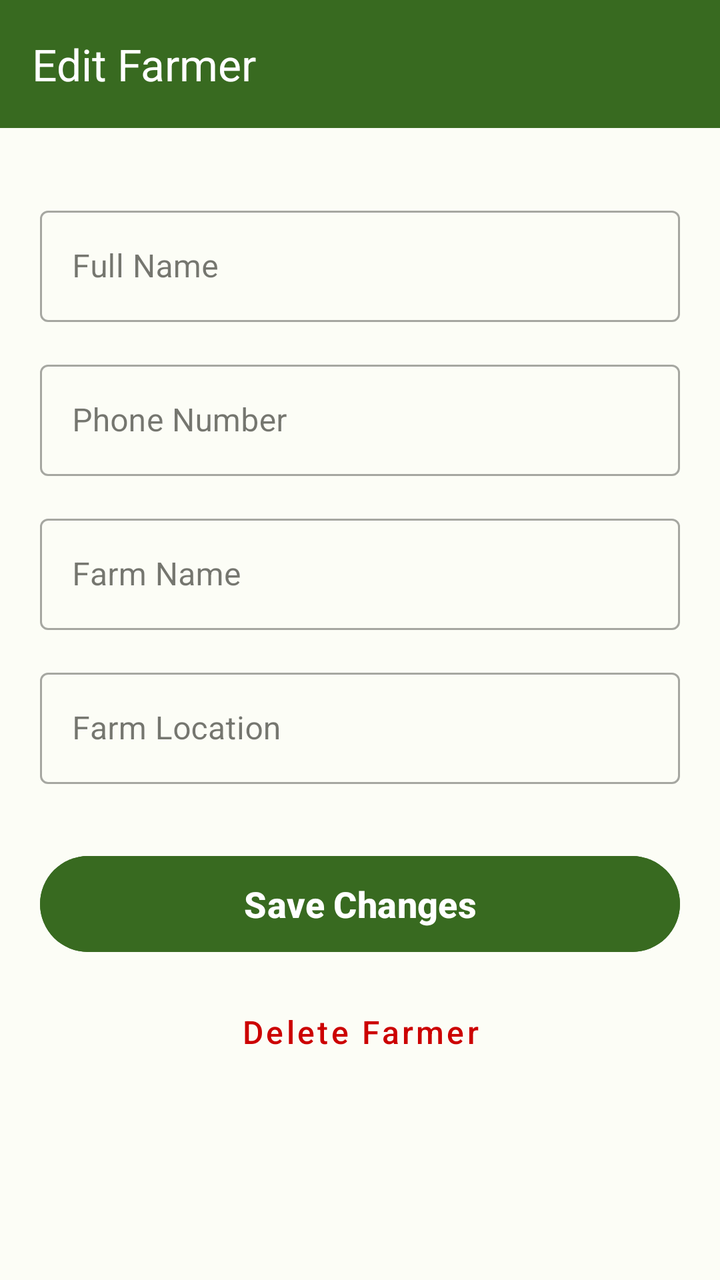
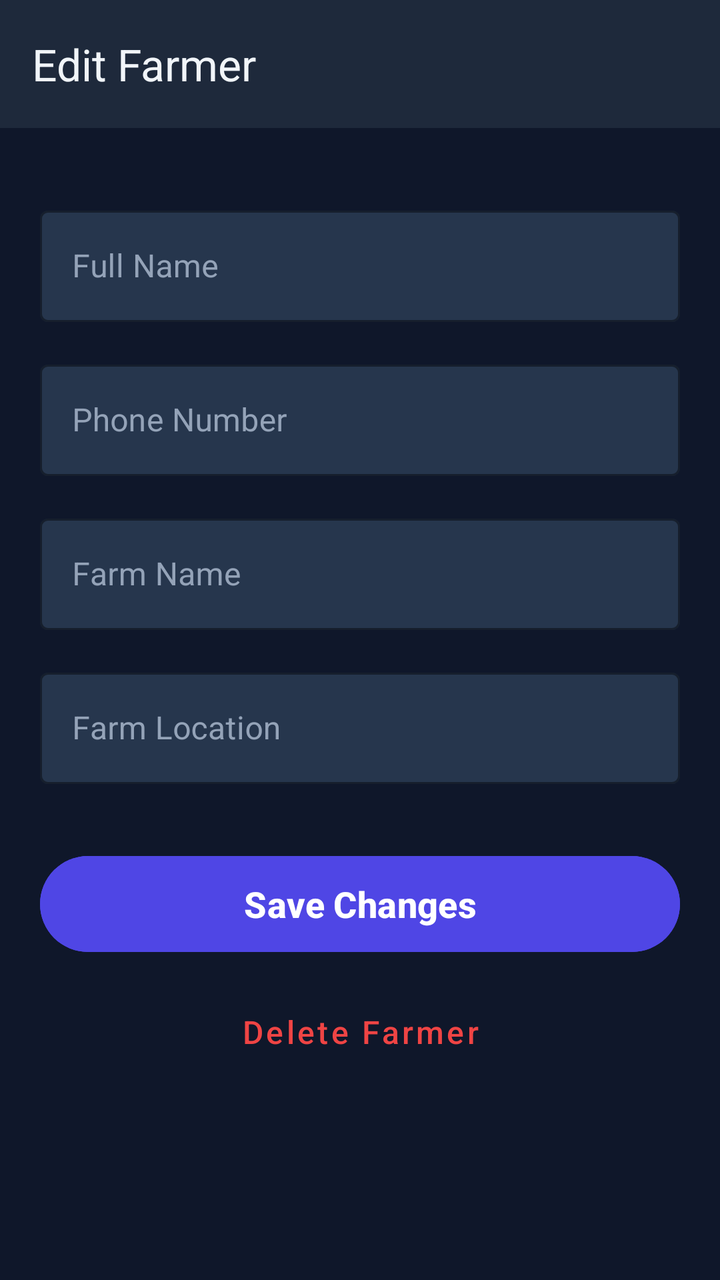

Two renders of the same Android screen: before a commit and after it. Below are the layout's source before the change and the commit's diff.
<!-- AndroidManifest.xml: application theme Theme.AgriFlow -->
<!-- res/layout/activity_edit_farmer.xml -->
<?xml version="1.0" encoding="utf-8"?>
<androidx.constraintlayout.widget.ConstraintLayout xmlns:android="http://schemas.android.com/apk/res/android"
    xmlns:app="http://schemas.android.com/apk/res-auto"
    xmlns:tools="http://schemas.android.com/tools"
    android:layout_width="match_parent"
    android:layout_height="match_parent"
    android:background="@color/light_bg"
    tools:context=".EditFarmerActivity">

    <androidx.appcompat.widget.Toolbar
        android:id="@+id/toolbar"
        android:layout_width="match_parent"
        android:layout_height="?attr/actionBarSize"
        android:background="@color/primary_green"
        app:layout_constraintTop_toTopOf="parent"
        app:title="@string/edit_farmer"
        app:titleTextColor="@color/white" />

    <ScrollView
        android:layout_width="match_parent"
        android:layout_height="0dp"
        app:layout_constraintBottom_toBottomOf="parent"
        app:layout_constraintTop_toBottomOf="@id/toolbar">

        <LinearLayout
            android:layout_width="match_parent"
            android:layout_height="wrap_content"
            android:orientation="vertical"
            android:padding="20dp">

            <com.google.android.material.textfield.TextInputLayout
                style="@style/Widget.MaterialComponents.TextInputLayout.OutlinedBox"
                android:layout_width="match_parent"
                android:layout_height="wrap_content"
                android:layout_marginTop="16dp"
                android:hint="@string/full_name">

                <com.google.android.material.textfield.TextInputEditText
                    android:id="@+id/etFullName"
                    android:layout_width="match_parent"
                    android:layout_height="wrap_content"
                    android:inputType="textPersonName" />
            </com.google.android.material.textfield.TextInputLayout>

            <com.google.android.material.textfield.TextInputLayout
                style="@style/Widget.MaterialComponents.TextInputLayout.OutlinedBox"
                android:layout_width="match_parent"
                android:layout_height="wrap_content"
                android:layout_marginTop="16dp"
                android:hint="@string/phone">

                <com.google.android.material.textfield.TextInputEditText
                    android:id="@+id/etPhone"
                    android:layout_width="match_parent"
                    android:layout_height="wrap_content"
                    android:inputType="phone" />
            </com.google.android.material.textfield.TextInputLayout>

            <com.google.android.material.textfield.TextInputLayout
                style="@style/Widget.MaterialComponents.TextInputLayout.OutlinedBox"
                android:layout_width="match_parent"
                android:layout_height="wrap_content"
                android:layout_marginTop="16dp"
                android:hint="@string/farm_name">

                <com.google.android.material.textfield.TextInputEditText
                    android:id="@+id/etFarmName"
                    android:layout_width="match_parent"
                    android:layout_height="wrap_content"
                    android:inputType="text" />
            </com.google.android.material.textfield.TextInputLayout>

            <com.google.android.material.textfield.TextInputLayout
                style="@style/Widget.MaterialComponents.TextInputLayout.OutlinedBox"
                android:layout_width="match_parent"
                android:layout_height="wrap_content"
                android:layout_marginTop="16dp"
                android:hint="@string/farm_location">

                <com.google.android.material.textfield.TextInputEditText
                    android:id="@+id/etFarmLocation"
                    android:layout_width="match_parent"
                    android:layout_height="wrap_content"
                    android:inputType="text" />
            </com.google.android.material.textfield.TextInputLayout>

            <Button
                android:id="@+id/btnSave"
                android:layout_width="match_parent"
                android:layout_height="56dp"
                android:layout_marginTop="32dp"
                android:backgroundTint="@color/primary_green"
                android:text="@string/save_changes"
                android:textAllCaps="false"
                android:textColor="@color/white"
                android:textSize="18sp"
                android:textStyle="bold" />

            <Button
                android:id="@+id/btnDeleteFarmer"
                style="@style/Widget.MaterialComponents.Button.TextButton"
                android:layout_width="match_parent"
                android:layout_height="56dp"
                android:layout_marginTop="8dp"
                android:text="@string/delete_farmer"
                android:textColor="@android:color/holo_red_dark"
                android:textAllCaps="false"
                android:textSize="16sp" />

            <ProgressBar
                android:id="@+id/progressBar"
                android:layout_width="wrap_content"
                android:layout_height="wrap_content"
                android:layout_gravity="center"
                android:layout_marginTop="16dp"
                android:visibility="gone" />

        </LinearLayout>
    </ScrollView>

</androidx.constraintlayout.widget.ConstraintLayout>
<!-- resources referenced by this layout -->
<resources>
  <color name="light_bg">#FCFDF6</color>
  <color name="primary_green">#386A20</color>
  <color name="white">#FFFFFFFF</color>
  <string name="delete_farmer">Delete Farmer</string>
  <string name="edit_farmer">Edit Farmer</string>
  <string name="farm_location">Farm Location</string>
  <string name="farm_name">Farm Name</string>
  <string name="full_name">Full Name</string>
  <string name="phone">Phone Number</string>
  <string name="save_changes">Save Changes</string>
  <style name="Theme.AgriFlow" parent="Base.Theme.AgriFlow" />
  <style name="Base.Theme.AgriFlow" parent="Theme.Material3.DayNight.NoActionBar">
          
          <item name="colorPrimary">@color/primary_dark_green</item>
          <item name="android:windowBackground">@color/bg_light_cream</item>
          <item name="colorSurface">@color/bg_light_cream</item>
          <item name="colorOnSurface">@color/on_surface</item>
          <item name="colorSecondary">@color/on_surface_variant</item>
      </style>
  <color name="primary_dark_green">#386A20</color>
  <color name="bg_light_cream">#FCFDF6</color>
  <color name="on_surface">#1A1C16</color>
  <color name="on_surface_variant">#43483D</color>
</resources>

<!-- the commit's change to res/layout/activity_edit_farmer.xml (unified diff, before → after) -->
@@ -4,17 +4,17 @@
     xmlns:tools="http://schemas.android.com/tools"
     android:layout_width="match_parent"
     android:layout_height="match_parent"
-    android:background="@color/light_bg"
+    android:background="@color/iot_bg"
     tools:context=".EditFarmerActivity">
 
     <androidx.appcompat.widget.Toolbar
         android:id="@+id/toolbar"
         android:layout_width="match_parent"
         android:layout_height="?attr/actionBarSize"
-        android:background="@color/primary_green"
+        android:background="@color/iot_surface"
         app:layout_constraintTop_toTopOf="parent"
         app:title="@string/edit_farmer"
-        app:titleTextColor="@color/white" />
+        app:titleTextColor="@color/iot_on_surface" />
 
     <ScrollView
         android:layout_width="match_parent"
@@ -33,12 +33,17 @@
                 android:layout_width="match_parent"
                 android:layout_height="wrap_content"
                 android:layout_marginTop="16dp"
-                android:hint="@string/full_name">
+                android:hint="@string/full_name"
+                android:textColorHint="@color/iot_on_surface_variant"
+                app:hintTextColor="@color/iot_primary"
+                app:boxStrokeColor="@color/iot_primary"
+                app:boxBackgroundColor="@color/iot_surface_high">
 
                 <com.google.android.material.textfield.TextInputEditText
                     android:id="@+id/etFullName"
                     android:layout_width="match_parent"
                     android:layout_height="wrap_content"
+                    android:textColor="@color/iot_on_surface"
                     android:inputType="textPersonName" />
             </com.google.android.material.textfield.TextInputLayout>
 
@@ -47,12 +52,17 @@
                 android:layout_width="match_parent"
                 android:layout_height="wrap_content"
                 android:layout_marginTop="16dp"
-                android:hint="@string/phone">
+                android:hint="@string/phone"
+                android:textColorHint="@color/iot_on_surface_variant"
+                app:hintTextColor="@color/iot_primary"
+                app:boxStrokeColor="@color/iot_primary"
+                app:boxBackgroundColor="@color/iot_surface_high">
 
                 <com.google.android.material.textfield.TextInputEditText
                     android:id="@+id/etPhone"
                     android:layout_width="match_parent"
                     android:layout_height="wrap_content"
+                    android:textColor="@color/iot_on_surface"
                     android:inputType="phone" />
             </com.google.android.material.textfield.TextInputLayout>
 
@@ -61,12 +71,17 @@
                 android:layout_width="match_parent"
                 android:layout_height="wrap_content"
                 android:layout_marginTop="16dp"
-                android:hint="@string/farm_name">
+                android:hint="@string/farm_name"
+                android:textColorHint="@color/iot_on_surface_variant"
+                app:hintTextColor="@color/iot_primary"
+                app:boxStrokeColor="@color/iot_primary"
+                app:boxBackgroundColor="@color/iot_surface_high">
 
                 <com.google.android.material.textfield.TextInputEditText
                     android:id="@+id/etFarmName"
                     android:layout_width="match_parent"
                     android:layout_height="wrap_content"
+                    android:textColor="@color/iot_on_surface"
                     android:inputType="text" />
             </com.google.android.material.textfield.TextInputLayout>
 
@@ -75,12 +90,17 @@
                 android:layout_width="match_parent"
                 android:layout_height="wrap_content"
                 android:layout_marginTop="16dp"
-                android:hint="@string/farm_location">
+                android:hint="@string/farm_location"
+                android:textColorHint="@color/iot_on_surface_variant"
+                app:hintTextColor="@color/iot_primary"
+                app:boxStrokeColor="@color/iot_primary"
+                app:boxBackgroundColor="@color/iot_surface_high">
 
                 <com.google.android.material.textfield.TextInputEditText
                     android:id="@+id/etFarmLocation"
                     android:layout_width="match_parent"
                     android:layout_height="wrap_content"
+                    android:textColor="@color/iot_on_surface"
                     android:inputType="text" />
             </com.google.android.material.textfield.TextInputLayout>
 
@@ -89,7 +109,7 @@
                 android:layout_width="match_parent"
                 android:layout_height="56dp"
                 android:layout_marginTop="32dp"
-                android:backgroundTint="@color/primary_green"
+                android:backgroundTint="@color/iot_primary"
                 android:text="@string/save_changes"
                 android:textAllCaps="false"
                 android:textColor="@color/white"
@@ -103,7 +123,7 @@
                 android:layout_height="56dp"
                 android:layout_marginTop="8dp"
                 android:text="@string/delete_farmer"
-                android:textColor="@android:color/holo_red_dark"
+                android:textColor="@color/iot_error"
                 android:textAllCaps="false"
                 android:textSize="16sp" />
 
@@ -113,6 +133,7 @@
                 android:layout_height="wrap_content"
                 android:layout_gravity="center"
                 android:layout_marginTop="16dp"
+                android:indeterminateTint="@color/iot_primary"
                 android:visibility="gone" />
 
         </LinearLayout>
<!-- resource entries referenced after the edit -->
@@ -1,7 +1,12 @@
 <!-- resources referenced by this layout -->
 <resources>
-  <color name="light_bg">#FCFDF6</color>
-  <color name="primary_green">#386A20</color>
+  <color name="iot_bg">#0F172A</color>
+  <color name="iot_error">#EF4444</color>
+  <color name="iot_on_surface">#F1F5F9</color>
+  <color name="iot_on_surface_variant">#94A3B8</color>
+  <color name="iot_primary">#4F46E5</color>
+  <color name="iot_surface">#1E293B</color>
+  <color name="iot_surface_high">#26364D</color>
   <color name="white">#FFFFFFFF</color>
   <string name="delete_farmer">Delete Farmer</string>
   <string name="edit_farmer">Edit Farmer</string>
